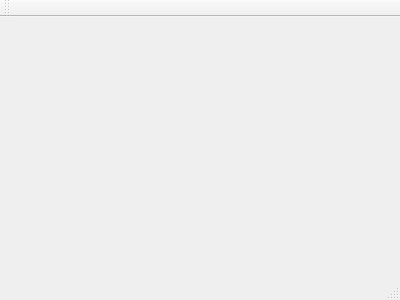
Qt form mainwindow.ui (FrankMarsman/CS-Master-Thesis) before a commit.
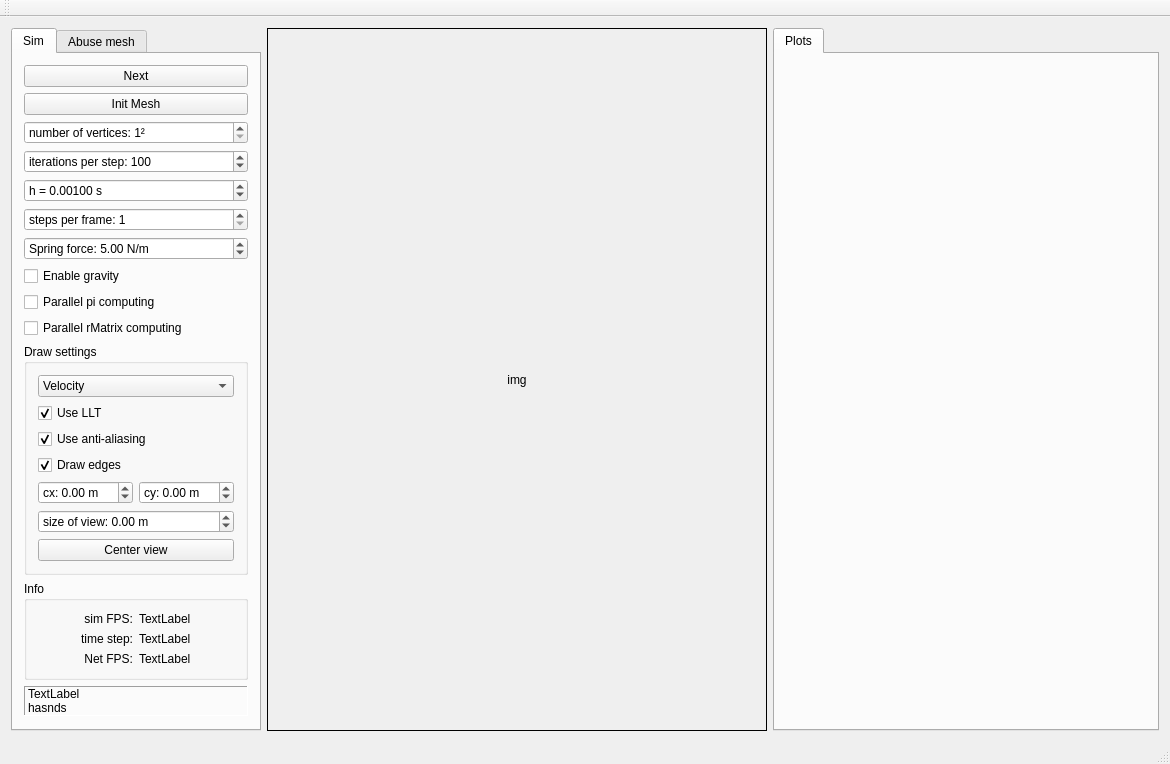
The same form after that commit. The open tabs and pages were chosen to show the change. Custom widgets are drawn as their Qt base class.

Diff of the .ui file:
```diff
--- a/mainwindow.ui
+++ b/mainwindow.ui
@@ -1,24 +1,649 @@
 <ui version="4.0">
  <class>MainWindow</class>
- <widget class="QMainWindow" name="MainWindow" >
-  <property name="geometry" >
+ <widget class="QMainWindow" name="MainWindow">
+  <property name="geometry">
    <rect>
     <x>0</x>
     <y>0</y>
-    <width>400</width>
-    <height>300</height>
+    <width>1170</width>
+    <height>712</height>
    </rect>
   </property>
   <property name="windowTitle" >
    <string>MainWindow</string>
   </property>
-  <widget class="QMenuBar" name="menuBar" />
-  <widget class="QToolBar" name="mainToolBar" />
-  <widget class="QWidget" name="centralWidget" />
-  <widget class="QStatusBar" name="statusBar" />
+  <widget class="QWidget" name="centralWidget">
+   <layout class="QHBoxLayout" name="horizontalLayout">
+    <item>
+     <widget class="QTabWidget" name="MainTab">
+      <property name="maximumSize">
+       <size>
+        <width>250</width>
+        <height>16777215</height>
+       </size>
+      </property>
+      <property name="currentIndex">
+       <number>1</number>
+      </property>
+      <widget class="QWidget" name="SimTab" native="true">
+       <attribute name="title">
+        <string>Sim</string>
+       </attribute>
+       <layout class="QVBoxLayout" name="verticalLayout" stretch="0,0,0,0,0,0,0,0,0,0,0,0,0,0">
+        <property name="sizeConstraint">
+         <enum>QLayout::SetMaximumSize</enum>
+        </property>
+        <item>
+         <widget class="QPushButton" name="nextButton">
+          <property name="text">
+           <string>Next</string>
+          </property>
+         </widget>
+        </item>
+        <item>
+         <widget class="QPushButton" name="initButton">
+          <property name="text">
+           <string>Init Mesh</string>
+          </property>
+         </widget>
+        </item>
+        <item>
+         <widget class="QSpinBox" name="mBox">
+          <property name="suffix">
+           <string>²</string>
+          </property>
+          <property name="prefix">
+           <string>number of vertices: </string>
+          </property>
+          <property name="minimum">
+           <number>1</number>
+          </property>
+          <property name="maximum">
+           <number>1000000</number>
+          </property>
+          <property name="value">
+           <number>1</number>
+          </property>
+         </widget>
+        </item>
+        <item>
+         <widget class="QSpinBox" name="nStepsSpinBox">
+          <property name="suffix">
+           <string/>
+          </property>
+          <property name="prefix">
+           <string>iterations per step: </string>
+          </property>
+          <property name="minimum">
+           <number>1</number>
+          </property>
+          <property name="maximum">
+           <number>9999</number>
+          </property>
+          <property name="value">
+           <number>100</number>
+          </property>
+         </widget>
+        </item>
+        <item>
+         <widget class="QDoubleSpinBox" name="hValSpinBox">
+          <property name="prefix">
+           <string>h = </string>
+          </property>
+          <property name="suffix">
+           <string> s</string>
+          </property>
+          <property name="decimals">
+           <number>5</number>
+          </property>
+          <property name="minimum">
+           <double>0.000010000000000</double>
+          </property>
+          <property name="singleStep">
+           <double>0.001000000000000</double>
+          </property>
+          <property name="value">
+           <double>0.001000000000000</double>
+          </property>
+         </widget>
+        </item>
+        <item>
+         <widget class="QSpinBox" name="frameStepBox">
+          <property name="prefix">
+           <string>steps per frame: </string>
+          </property>
+          <property name="minimum">
+           <number>1</number>
+          </property>
+          <property name="maximum">
+           <number>9999</number>
+          </property>
+         </widget>
+        </item>
+        <item>
+         <widget class="QDoubleSpinBox" name="sfBox">
+          <property name="prefix">
+           <string>Spring force: </string>
+          </property>
+          <property name="suffix">
+           <string> N/m</string>
+          </property>
+          <property name="maximum">
+           <double>100000.000000000000000</double>
+          </property>
+          <property name="singleStep">
+           <double>0.100000000000000</double>
+          </property>
+          <property name="value">
+           <double>5.000000000000000</double>
+          </property>
+         </widget>
+        </item>
+        <item>
+         <widget class="QCheckBox" name="gravBox">
+          <property name="text">
+           <string>Enable gravity</string>
+          </property>
+         </widget>
+        </item>
+        <item>
+         <widget class="QCheckBox" name="parBox">
+          <property name="text">
+           <string>Parallel pi computing</string>
+          </property>
+         </widget>
+        </item>
+        <item>
+         <widget class="QCheckBox" name="parRBox">
+          <property name="text">
+           <string>Parallel rMatrix computing</string>
+          </property>
+         </widget>
+        </item>
+        <item>
+         <widget class="QGroupBox" name="groupBox_4">
+          <property name="title">
+           <string>Draw settings</string>
+          </property>
+          <layout class="QVBoxLayout" name="verticalLayout_6">
+           <item>
+            <widget class="QComboBox" name="drawModeBox">
+             <property name="currentIndex">
+              <number>1</number>
+             </property>
+             <item>
+              <property name="text">
+               <string>Normal</string>
+              </property>
+             </item>
+             <item>
+              <property name="text">
+               <string>Velocity</string>
+              </property>
+             </item>
+            </widget>
+           </item>
+           <item>
+            <widget class="QCheckBox" name="lltBox">
+             <property name="text">
+              <string>Use LLT</string>
+             </property>
+             <property name="checked">
+              <bool>true</bool>
+             </property>
+            </widget>
+           </item>
+           <item>
+            <widget class="QCheckBox" name="aaBox">
+             <property name="text">
+              <string>Use anti-aliasing</string>
+             </property>
+             <property name="checked">
+              <bool>true</bool>
+             </property>
+            </widget>
+           </item>
+           <item>
+            <widget class="QCheckBox" name="drawEdgeBox">
+             <property name="text">
+              <string>Draw edges</string>
+             </property>
+             <property name="checked">
+              <bool>true</bool>
+             </property>
+            </widget>
+           </item>
+           <item>
+            <layout class="QHBoxLayout" name="horizontalLayout_3">
+             <item>
+              <widget class="QDoubleSpinBox" name="imgXBox">
+               <property name="prefix">
+                <string>cx: </string>
+               </property>
+               <property name="suffix">
+                <string> m</string>
+               </property>
+               <property name="minimum">
+                <double>-10000.000000000000000</double>
+               </property>
+               <property name="maximum">
+                <double>10000.000000000000000</double>
+               </property>
+               <property name="singleStep">
+                <double>0.100000000000000</double>
+               </property>
+              </widget>
+             </item>
+             <item>
+              <widget class="QDoubleSpinBox" name="imgYBox">
+               <property name="prefix">
+                <string>cy: </string>
+               </property>
+               <property name="suffix">
+                <string> m</string>
+               </property>
+               <property name="minimum">
+                <double>-10000.000000000000000</double>
+               </property>
+               <property name="maximum">
+                <double>10000.000000000000000</double>
+               </property>
+               <property name="singleStep">
+                <double>0.100000000000000</double>
+               </property>
+              </widget>
+             </item>
+            </layout>
+           </item>
+           <item>
+            <widget class="QDoubleSpinBox" name="imgWBox">
+             <property name="prefix">
+              <string>size of view: </string>
+             </property>
+             <property name="suffix">
+              <string> m</string>
+             </property>
+             <property name="minimum">
+              <double>-10000.000000000000000</double>
+             </property>
+             <property name="maximum">
+              <double>10000.000000000000000</double>
+             </property>
+             <property name="singleStep">
+              <double>0.100000000000000</double>
+             </property>
+            </widget>
+           </item>
+           <item>
+            <widget class="QPushButton" name="resetImgButton">
+             <property name="text">
+              <string>Center view</string>
+             </property>
+            </widget>
+           </item>
+          </layout>
+         </widget>
+        </item>
+        <item>
+         <widget class="QGroupBox" name="groupBox">
+          <property name="title">
+           <string>Info</string>
+          </property>
+          <layout class="QGridLayout" name="gridLayout">
+           <item row="0" column="0">
+            <widget class="QLabel" name="label_2">
+             <property name="text">
+              <string>sim FPS:</string>
+             </property>
+             <property name="alignment">
+              <set>Qt::AlignRight|Qt::AlignTrailing|Qt::AlignVCenter</set>
+             </property>
+            </widget>
+           </item>
+           <item row="0" column="1">
+            <widget class="QLabel" name="fpsLabel">
+             <property name="text">
+              <string>TextLabel</string>
+             </property>
+            </widget>
+           </item>
+           <item row="1" column="0">
+            <widget class="QLabel" name="label_3">
+             <property name="text">
+              <string>time step:</string>
+             </property>
+             <property name="alignment">
+              <set>Qt::AlignRight|Qt::AlignTrailing|Qt::AlignVCenter</set>
+             </property>
+            </widget>
+           </item>
+           <item row="1" column="1">
+            <widget class="QLabel" name="tLabel">
+             <property name="text">
+              <string>TextLabel</string>
+             </property>
+            </widget>
+           </item>
+           <item row="2" column="0">
+            <widget class="QLabel" name="label">
+             <property name="text">
+              <string>Net FPS:</string>
+             </property>
+             <property name="alignment">
+              <set>Qt::AlignRight|Qt::AlignTrailing|Qt::AlignVCenter</set>
+             </property>
+            </widget>
+           </item>
+           <item row="2" column="1">
+            <widget class="QLabel" name="netFpsLabel">
+             <property name="text">
+              <string>TextLabel</string>
+             </property>
+            </widget>
+           </item>
+          </layout>
+         </widget>
+        </item>
+        <item>
+         <widget class="QLabel" name="simInfoLabel">
+          <property name="styleSheet">
+           <string notr="true">font: 8pt &quot;Consolas&quot;;</string>
+          </property>
+          <property name="frameShape">
+           <enum>QFrame::Panel</enum>
+          </property>
+          <property name="frameShadow">
+           <enum>QFrame::Sunken</enum>
+          </property>
+          <property name="text">
+           <string>TextLabel
+hasnds</string>
+          </property>
+          <property name="textFormat">
+           <enum>Qt::PlainText</enum>
+          </property>
+          <property name="scaledContents">
+           <bool>false</bool>
+          </property>
+          <property name="textInteractionFlags">
+           <set>Qt::LinksAccessibleByMouse|Qt::TextSelectableByMouse</set>
+          </property>
+         </widget>
+        </item>
+        <item>
+         <spacer name="verticalSpacer">
+          <property name="orientation">
+           <enum>Qt::Vertical</enum>
+          </property>
+          <property name="sizeHint" stdset="0">
+           <size>
+            <width>20</width>
+            <height>40</height>
+           </size>
+          </property>
+         </spacer>
+        </item>
+       </layout>
+      </widget>
+      <widget class="QWidget" name="MeshTab">
+       <attribute name="title">
+        <string>Abuse mesh</string>
+       </attribute>
+       <layout class="QVBoxLayout" name="verticalLayout_3">
+        <item alignment="Qt::AlignTop">
+         <widget class="QGroupBox" name="groupBox_2">
+          <property name="title">
+           <string>Select vertices for abuse</string>
+          </property>
+          <layout class="QFormLayout" name="formLayout">
+           <property name="sizeConstraint">
+            <enum>QLayout::SetDefaultConstraint</enum>
+           </property>
+           <property name="fieldGrowthPolicy">
+            <enum>QFormLayout::AllNonFixedFieldsGrow</enum>
+           </property>
+           <property name="rowWrapPolicy">
+            <enum>QFormLayout::DontWrapRows</enum>
+           </property>
+           <property name="bottomMargin">
+            <number>2</number>
+           </property>
+           <item row="0" column="1">
+            <layout class="QHBoxLayout" name="horizontalLayout_2">
+             <item>
+              <widget class="QSlider" name="sY1Slider">
+               <property name="maximumSize">
+                <size>
+                 <width>16777215</width>
+                 <height>150</height>
+                </size>
+               </property>
+               <property name="maximum">
+                <number>100</number>
+               </property>
+               <property name="orientation">
+                <enum>Qt::Vertical</enum>
+               </property>
+              </widget>
+             </item>
+             <item>
+              <widget class="QSlider" name="sY2Slider">
+               <property name="maximumSize">
+                <size>
+                 <width>16777215</width>
+                 <height>150</height>
+                </size>
+               </property>
+               <property name="maximum">
+                <number>100</number>
+               </property>
+               <property name="value">
+                <number>100</number>
+               </property>
+               <property name="orientation">
+                <enum>Qt::Vertical</enum>
+               </property>
+              </widget>
+             </item>
+            </layout>
+           </item>
+           <item row="0" column="0">
+            <layout class="QVBoxLayout" name="verticalLayout_4">
+             <item>
+              <widget class="QSlider" name="sX1Slider">
+               <property name="maximum">
+                <number>100</number>
+               </property>
+               <property name="orientation">
+                <enum>Qt::Horizontal</enum>
+               </property>
+              </widget>
+             </item>
+             <item>
+              <widget class="QSlider" name="sX2Slider">
+               <property name="maximum">
+                <number>100</number>
+               </property>
+               <property name="value">
+                <number>100</number>
+               </property>
+               <property name="orientation">
+                <enum>Qt::Horizontal</enum>
+               </property>
+              </widget>
+             </item>
+            </layout>
+           </item>
+          </layout>
+         </widget>
+        </item>
+        <item>
+         <widget class="QPushButton" name="noiseButton">
+          <property name="text">
+           <string>Add displacement noise</string>
+          </property>
+         </widget>
+        </item>
+        <item>
+         <widget class="QPushButton" name="vNoiseButton">
+          <property name="text">
+           <string>Add velocity noise</string>
+          </property>
+         </widget>
+        </item>
+        <item>
+         <widget class="QPushButton" name="lockButton">
+          <property name="text">
+           <string>Lock vertices</string>
+          </property>
+         </widget>
+        </item>
+        <item>
+         <widget class="QGroupBox" name="groupBox_3">
+          <property name="title">
+           <string>Add velocity</string>
+          </property>
+          <layout class="QVBoxLayout" name="verticalLayout_5">
+           <item>
+            <widget class="QDoubleSpinBox" name="vxBox">
+             <property name="prefix">
+              <string>vx = </string>
+             </property>
+             <property name="suffix">
+              <string> m/s</string>
+             </property>
+             <property name="minimum">
+              <double>-100.000000000000000</double>
+             </property>
+             <property name="maximum">
+              <double>100.000000000000000</double>
+             </property>
+             <property name="singleStep">
+              <double>0.100000000000000</double>
+             </property>
+            </widget>
+           </item>
+           <item>
+            <widget class="QDoubleSpinBox" name="vyBox">
+             <property name="prefix">
+              <string>vy = </string>
+             </property>
+             <property name="suffix">
+              <string> m/s</string>
+             </property>
+             <property name="minimum">
+              <double>-100.000000000000000</double>
+             </property>
+             <property name="maximum">
+              <double>100.000000000000000</double>
+             </property>
+             <property name="singleStep">
+              <double>0.100000000000000</double>
+             </property>
+            </widget>
+           </item>
+           <item>
+            <widget class="QPushButton" name="addVButton">
+             <property name="text">
+              <string>Add</string>
+             </property>
+            </widget>
+           </item>
+          </layout>
+         </widget>
+        </item>
+        <item>
+         <spacer name="verticalSpacer_2">
+          <property name="orientation">
+           <enum>Qt::Vertical</enum>
+          </property>
+          <property name="sizeHint" stdset="0">
+           <size>
+            <width>20</width>
+            <height>40</height>
+           </size>
+          </property>
+         </spacer>
+        </item>
+       </layout>
+      </widget>
+     </widget>
+    </item>
+    <item>
+     <layout class="QVBoxLayout" name="verticalLayout_2" stretch="6">
+      <item>
+       <widget class="QLabel" name="imgLabel">
+        <property name="minimumSize">
+         <size>
+          <width>500</width>
+          <height>500</height>
+         </size>
+        </property>
+        <property name="frameShape">
+         <enum>QFrame::Box</enum>
+        </property>
+        <property name="text">
+         <string>img</string>
+        </property>
+        <property name="alignment">
+         <set>Qt::AlignCenter</set>
+        </property>
+       </widget>
+      </item>
+     </layout>
+    </item>
+    <item>
+     <widget class="QTabWidget" name="tabWidget">
+      <property name="currentIndex">
+       <number>0</number>
+      </property>
+      <widget class="QWidget" name="tab">
+       <attribute name="title">
+        <string>Plots</string>
+       </attribute>
+       <layout class="QVBoxLayout" name="verticalLayout_7">
+        <item>
+         <widget class="QCustomPlot" name="ePlot" native="true">
+          <property name="styleSheet">
+           <string notr="true">border-color: rgb(0, 0, 0);</string>
+          </property>
+         </widget>
+        </item>
+       </layout>
+      </widget>
+     </widget>
+    </item>
+   </layout>
+  </widget>
+  <widget class="QMenuBar" name="menuBar">
+   <property name="geometry">
+    <rect>
+     <x>0</x>
+     <y>0</y>
+     <width>1170</width>
+     <height>21</height>
+    </rect>
+   </property>
+  </widget>
+  <widget class="QToolBar" name="mainToolBar">
+   <attribute name="toolBarArea">
+    <enum>TopToolBarArea</enum>
+   </attribute>
+   <attribute name="toolBarBreak">
+    <bool>false</bool>
+   </attribute>
+  </widget>
+  <widget class="QStatusBar" name="statusBar"/>
  </widget>
- <layoutDefault spacing="6" margin="11" />
- <pixmapfunction></pixmapfunction>
+ <layoutdefault spacing="6" margin="11"/>
+ <customwidgets>
+  <customwidget>
+   <class>QCustomPlot</class>
+   <extends>QWidget</extends>
+   <header>qcustomplot.h</header>
+   <container>1</container>
+  </customwidget>
+ </customwidgets>
  <resources/>
  <connections/>
 </ui>
```
Left out of the diff: 3 changed lines with no effect on the pictures.
